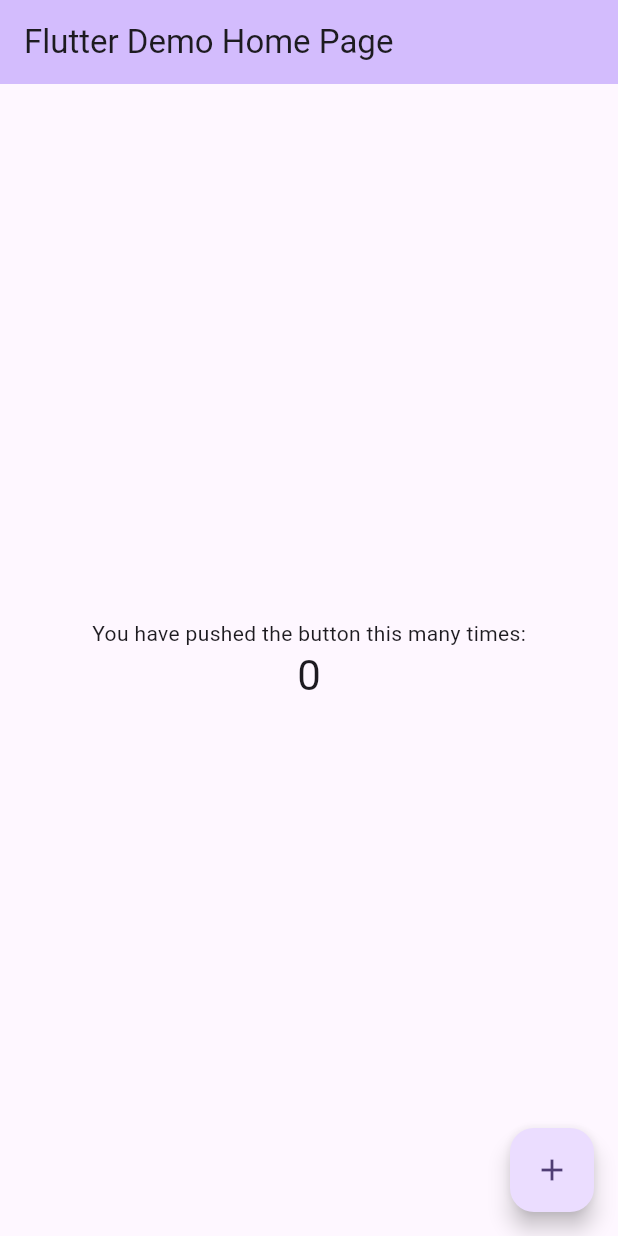
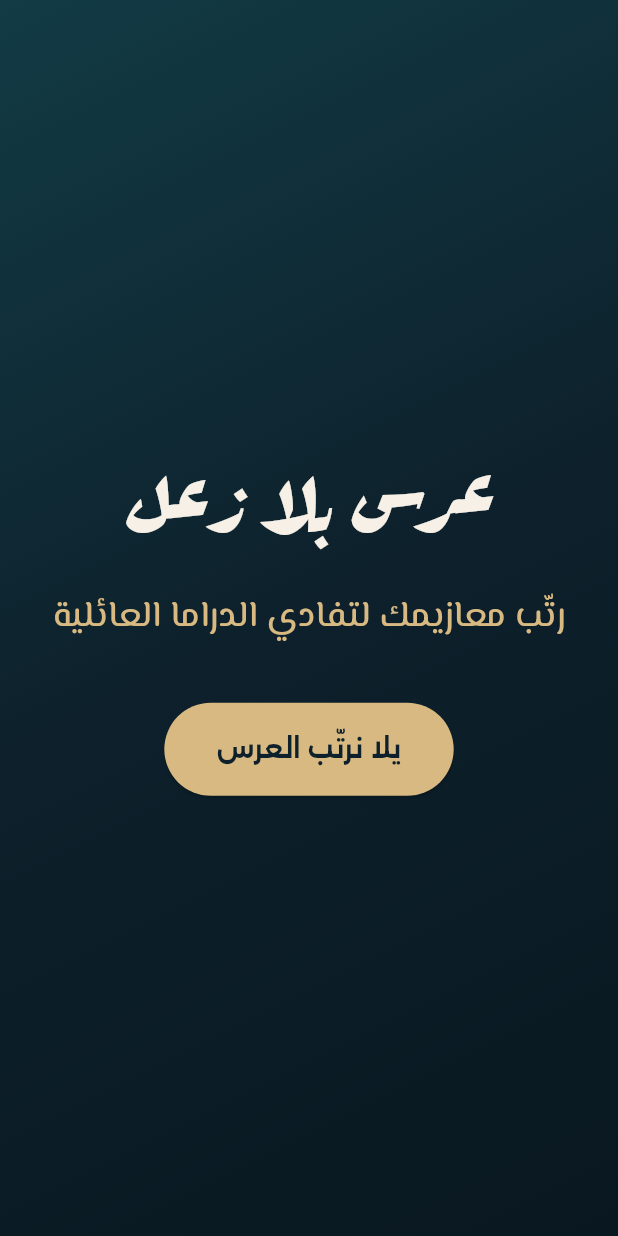
Before and after one commit to rawanjamal1/3eresBalaZa3alV2, a Flutter app: the screen it shows after launch, on a phone screen of 412 x 824 dp. Run offline on Flutter 3.47's test engine with Material 3 defaults, Android fonts, the phone set to English and light mode, and no system bars.

Commit message:
Create Arabic welcome page

```diff
--- a/lib/main.dart
+++ b/lib/main.dart
@@ -1,4 +1,5 @@
 import 'package:flutter/material.dart';
+import 'welcome.dart';
 
 void main() {
   runApp(const MyApp());
@@ -7,116 +8,13 @@ void main() {
 class MyApp extends StatelessWidget {
   const MyApp({super.key});
 
-  // This widget is the root of your application.
   @override
   Widget build(BuildContext context) {
     return MaterialApp(
-      title: 'Flutter Demo',
-      theme: ThemeData(
-        // This is the theme of your application.
-        //
-        // TRY THIS: Try running your application with "flutter run". You'll see
-        // the application has a purple toolbar. Then, without quitting the app,
-        // try changing the seedColor in the colorScheme below to Colors.green
-        // and then invoke "hot reload" (save your changes or press the "hot
-        // reload" button in a Flutter-supported IDE, or press "r" if you used
-        // the command line to start the app).
-        //
-        // Notice that the counter didn't reset back to zero; the application
-        // state is not lost during the reload. To reset the state, use hot
-        // restart instead.
-        //
-        // This works for code too, not just values: Most code changes can be
-        // tested with just a hot reload.
-        colorScheme: ColorScheme.fromSeed(seedColor: Colors.deepPurple),
-      ),
-      home: const MyHomePage(title: 'Flutter Demo Home Page'),
+      title: 'عرس بلا زعل',
+      debugShowCheckedModeBanner: false,
+      theme: ThemeData(fontFamily: 'Alexandria'),
+      home: const Welcome(),
     );
   }
 }
-
-class MyHomePage extends StatefulWidget {
-  const MyHomePage({super.key, required this.title});
-
-  // This widget is the home page of your application. It is stateful, meaning
-  // that it has a State object (defined below) that contains fields that affect
-  // how it looks.
-
-  // This class is the configuration for the state. It holds the values (in this
-  // case the title) provided by the parent (in this case the App widget) and
-  // used by the build method of the State. Fields in a Widget subclass are
-  // always marked "final".
-
-  final String title;
-
-  @override
-  State<MyHomePage> createState() => _MyHomePageState();
-}
-
-class _MyHomePageState extends State<MyHomePage> {
-  int _counter = 0;
-
-  void _incrementCounter() {
-    setState(() {
-      // This call to setState tells the Flutter framework that something has
-      // changed in this State, which causes it to rerun the build method below
-      // so that the display can reflect the updated values. If we changed
-      // _counter without calling setState(), then the build method would not be
-      // called again, and so nothing would appear to happen.
-      _counter++;
-    });
-  }
-
-  @override
-  Widget build(BuildContext context) {
-    // This method is rerun every time setState is called, for instance as done
-    // by the _incrementCounter method above.
-    //
-    // The Flutter framework has been optimized to make rerunning build methods
-    // fast, so that you can just rebuild anything that needs updating rather
-    // than having to individually change instances of widgets.
-    return Scaffold(
-      appBar: AppBar(
-        // TRY THIS: Try changing the color here to a specific color (to
-        // Colors.amber, perhaps?) and trigger a hot reload to see the AppBar
-        // change color while the other colors stay the same.
-        backgroundColor: Theme.of(context).colorScheme.inversePrimary,
-        // Here we take the value from the MyHomePage object that was created by
-        // the App.build method, and use it to set our appbar title.
-        title: Text(widget.title),
-      ),
-      body: Center(
-        // Center is a layout widget. It takes a single child and positions it
-        // in the middle of the parent.
-        child: Column(
-          // Column is also a layout widget. It takes a list of children and
-          // arranges them vertically. By default, it sizes itself to fit its
-          // children horizontally, and tries to be as tall as its parent.
-          //
-          // Column has various properties to control how it sizes itself and
-          // how it positions its children. Here we use mainAxisAlignment to
-          // center the children vertically; the main axis here is the vertical
-          // axis because Columns are vertical (the cross axis would be
-          // horizontal).
-          //
-          // TRY THIS: Invoke "debug painting" (choose the "Toggle Debug Paint"
-          // action in the IDE, or press "p" in the console), to see the
-          // wireframe for each widget.
-          mainAxisAlignment: MainAxisAlignment.center,
-          children: <Widget>[
-            const Text('You have pushed the button this many times:'),
-            Text(
-              '$_counter',
-              style: Theme.of(context).textTheme.headlineMedium,
-            ),
-          ],
-        ),
-      ),
-      floatingActionButton: FloatingActionButton(
-        onPressed: _incrementCounter,
-        tooltip: 'Increment',
-        child: const Icon(Icons.add),
-      ), // This trailing comma makes auto-formatting nicer for build methods.
-    );
-  }
-}
--- /dev/null
+++ b/lib/welcome.dart
@@ -0,0 +1,70 @@
+import 'package:flutter/material.dart';
+
+class Welcome extends StatelessWidget {
+  const Welcome({super.key});
+
+  @override
+  Widget build(BuildContext context) {
+    return Scaffold(
+      body: Container(
+        width: double.infinity,
+        height: double.infinity,
+        decoration: const BoxDecoration(
+          gradient: LinearGradient(
+            begin: Alignment.topLeft,
+            end: Alignment.bottomRight,
+            colors: [Color(0xFF123B45), Color(0xFF0D202B), Color(0xFF091820)],
+          ),
+        ),
+        child: Center(
+          child: Column(
+            mainAxisAlignment: MainAxisAlignment.center,
+            children: [
+              const Text(
+                'عرس بلا زعل',
+                textDirection: TextDirection.rtl,
+                style: TextStyle(
+                  fontFamily: 'Rakkas',
+                  fontSize: 60,
+                  color: Color(0xFFF6F0E7),
+                ),
+              ),
+              const SizedBox(height: 15),
+              const Text(
+                'رتّب معازيمك لتفادي الدراما العائلية',
+                textDirection: TextDirection.rtl,
+                textAlign: TextAlign.center,
+                style: TextStyle(
+                  fontFamily: 'ElMessiri',
+                  fontWeight: FontWeight.w500,
+                  fontSize: 24,
+                  color: Color(0xFFD8B982),
+                ),
+              ),
+              const SizedBox(height: 40),
+              ElevatedButton(
+                onPressed: () {},
+                style: ElevatedButton.styleFrom(
+                  backgroundColor: const Color(0xFFD8B982),
+                  foregroundColor: const Color(0xFF0D202B),
+                  padding: const EdgeInsets.symmetric(
+                    horizontal: 35,
+                    vertical: 18,
+                  ),
+                ),
+                child: const Text(
+                  'يلا نرتّب العرس',
+                  style: TextStyle(
+                    fontFamily: 'Alexandria',
+                    fontWeight: FontWeight.w600,
+                    fontSize: 18,
+                  ),
+                ),
+              ),
+            ],
+          ),
+        ),
+      ),
+    );
+  }
+}
```
